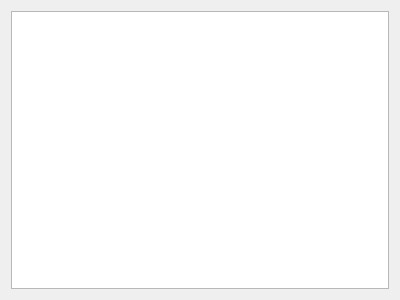
Before: the Qt Designer form ui/usertabdef.ui in iddekingej/blgui, drawn with Qt 5.
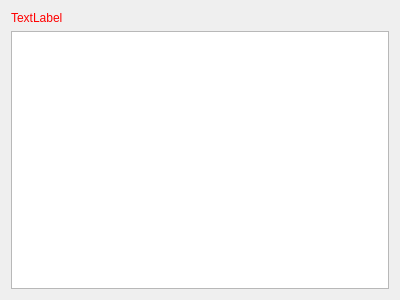
After: the same form once the commit is applied.

Patch:
```diff
--- a/ui/usertabdef.ui
+++ b/ui/usertabdef.ui
@@ -14,6 +14,16 @@
    <string>Form</string>
   </property>
   <layout class="QVBoxLayout" name="verticalLayout">
+   <item>
+    <widget class="QLabel" name="parseError">
+     <property name="styleSheet">
+      <string notr="true">color:#F00</string>
+     </property>
+     <property name="text">
+      <string>TextLabel</string>
+     </property>
+    </widget>
+   </item>
    <item>
     <widget class="QTableView" name="dataView">
      <property name="editTriggers">
```
